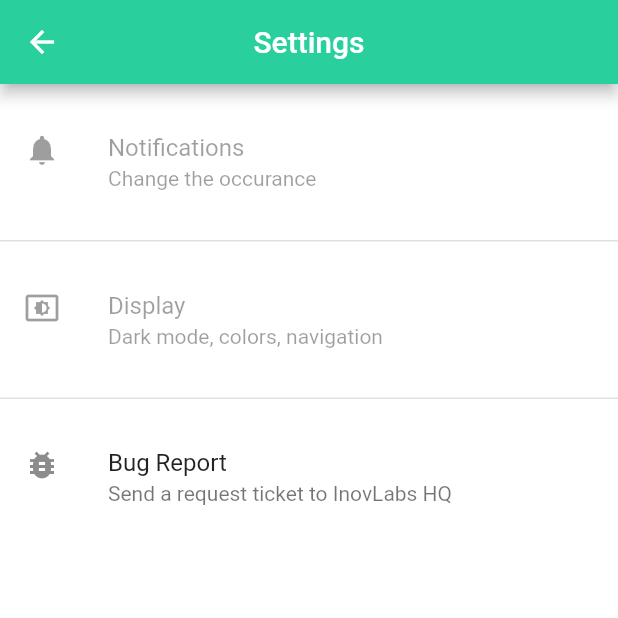
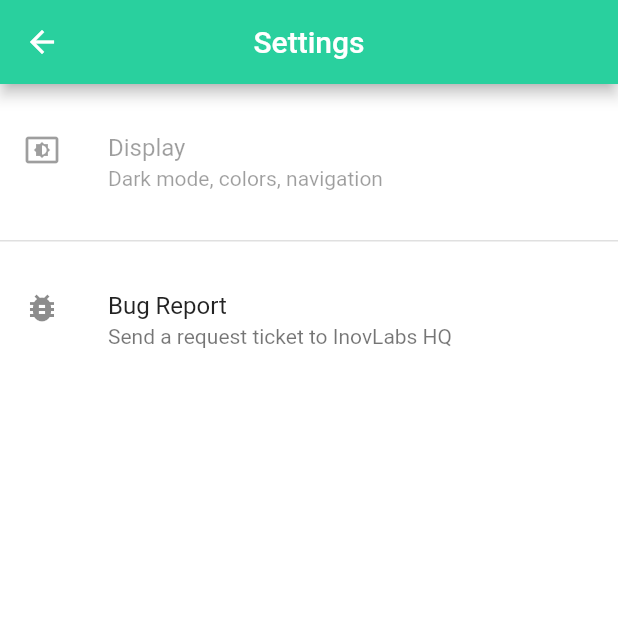
Before and after one commit to n1ghtbyte/Assessments-App, a Flutter app: the SettingsPage screen opened directly, on a phone screen of 412 x 824 dp, the top half of it. Run offline on Flutter 3.47's test engine with Material 2 defaults, Android fonts, the phone set to English and light mode, and no system bars; our stand-ins replace cloud_firestore, firebase_auth, firebase_core, firebase_crashlytics, fl_chart, flutter_speed_dial and 2 more; accounts and stored records are empty.

Commit message:
feat: REMOVED notifications option, on settings.

```diff
--- a/lib/pages/Settings/SettingsPage.dart
+++ b/lib/pages/Settings/SettingsPage.dart
@@ -17,24 +17,6 @@ class SettingsPage extends StatelessWidget {
         body: ListView(
           scrollDirection: Axis.vertical,
           children: <Widget>[
-            const SizedBox(height: 16),
-            ListTile(
-              enabled: false,
-              leading: Icon(Icons.notifications),
-              title: Text("Notifications"),
-              subtitle: Text("Change the occurance"),
-              onTap: () {
-                Navigator.push(
-                  context,
-                  MaterialPageRoute(builder: (context) => SettingsNotifPage()),
-                );
-              },
-            ),
-            const SizedBox(height: 16),
-            Divider(
-              thickness: 1,
-              height: 1,
-            ),
             const SizedBox(height: 16),
             ListTile(
               enabled: false,
```
